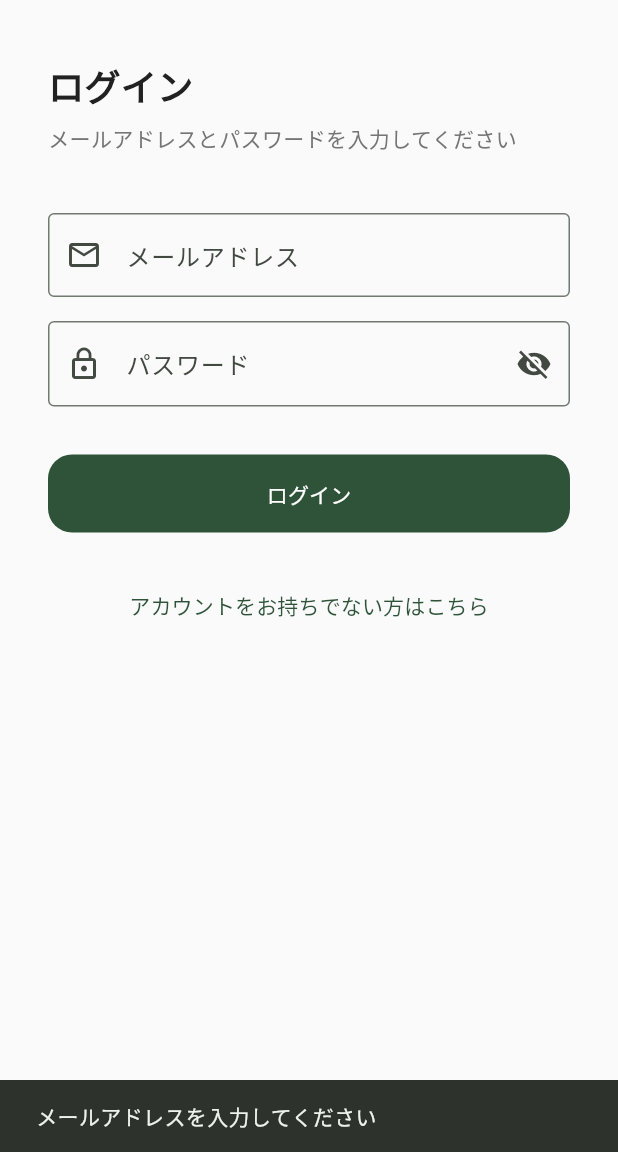
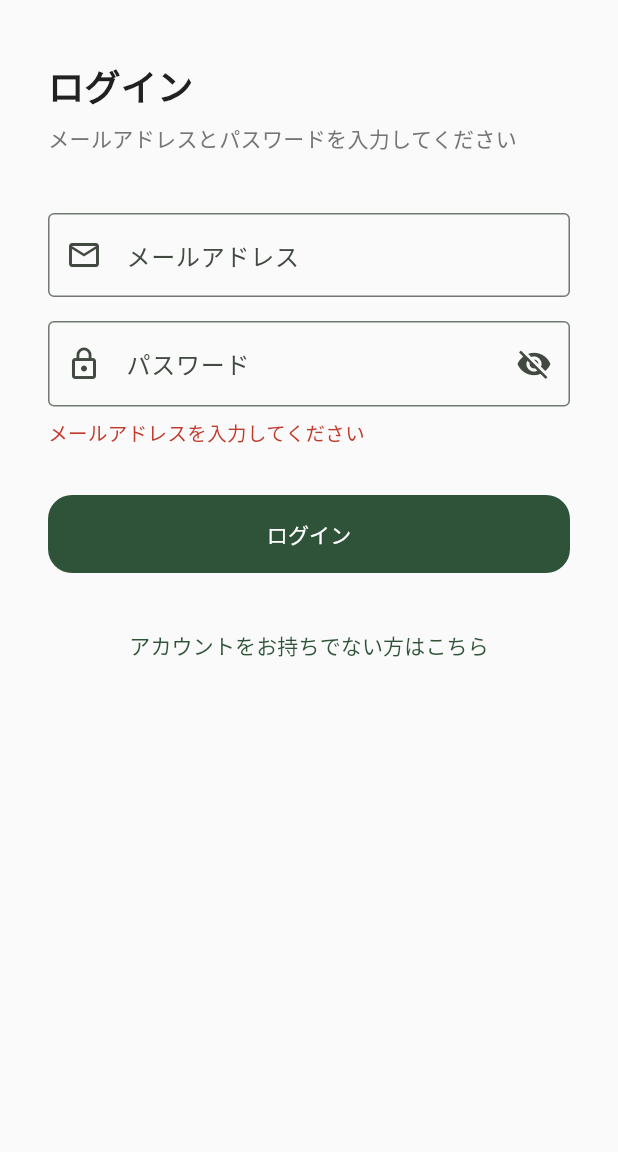
Before and after one commit to nakayu206/kumayokeru-app, a Flutter app: the LoginPage screen opened directly, after a tap on "ログイン", on a phone screen of 412 x 824 dp, the part 84-1236 px from its top. Run offline on Flutter 3.47's test engine with Material 3 defaults, Android fonts, the phone set to English and light mode, and no system bars; our stand-ins replace flutter_map, flutter_riverpod, flutter_secure_storage, latlong2, shared_preferences; accounts and stored records are empty; network calls fail.

Commit message:
Standardize error display: red inline text vs dialog
エラー表示をアプリ全体で統一する方針を導入。

- ErrorText(presentation/widgets/common/error_text.dart): 入力
  バリデーション等、画面内で赤文字表示するエラー
- showErrorDialog(presentation/widgets/common/error_dialog.dart):
  通信・認証エラー等、確実に気づいてもらう必要があるエラー

login_page.dartのSnackBarベースのエラー表示を上記に置き換え
(バリデーションは赤文字、kumayokeru-backendからのエラー応答は
ダイアログ)。sighting_map_page.dartの取得失敗表示もErrorTextに統一。

コード規約.md/デザイントークン.mdに使い分けの方針を明記。

Co-Authored-By: Claude Sonnet 5 <noreply@anthropic.com>

```diff
--- a/lib/presentation/pages/auth/login_page.dart
+++ b/lib/presentation/pages/auth/login_page.dart
@@ -5,12 +5,18 @@ import 'package:kumayokeru_app/core/constants/app_colors.dart';
 import 'package:kumayokeru_app/core/constants/app_sizes.dart';
 import 'package:kumayokeru_app/core/constants/app_spacing.dart';
 import 'package:kumayokeru_app/presentation/providers/auth_providers.dart';
+import 'package:kumayokeru_app/presentation/widgets/common/error_dialog.dart';
+import 'package:kumayokeru_app/presentation/widgets/common/error_text.dart';
 
 /// ログイン/新規登録画面。
 ///
 /// TekuShareのEmailAuthPageと同じメール+パスワード認証フローを踏襲する。
 /// kumayokeru-backend(JWT + bcrypt、#15)と結合済み。バックエンドはsignup時に
 /// メール確認を行わないため、新規登録に成功したら続けて自動でログインする。
+///
+/// エラー表示の使い分け(アプリ共通の方針):
+/// - 入力バリデーション(未入力・形式不正等): 画面内に赤文字で表示([ErrorText])
+/// - 通信・認証エラー(kumayokeru-backendからのエラー応答等): ダイアログで表示([showErrorDialog])
 class LoginPage extends ConsumerStatefulWidget {
   const LoginPage({super.key});
 
@@ -26,6 +32,7 @@ class _LoginPageState extends ConsumerState<LoginPage> {
   bool _isRegisterMode = false;
   bool _obscurePassword = true;
   bool _obscureConfirmPassword = true;
+  String? _validationError;
 
   @override
   void dispose() {
@@ -45,9 +52,7 @@ class _LoginPageState extends ConsumerState<LoginPage> {
       }
       if (next.errorMessage != null &&
           next.errorMessage != previous?.errorMessage) {
-        ScaffoldMessenger.of(
-          context,
-        ).showSnackBar(SnackBar(content: Text(next.errorMessage!)));
+        showErrorDialog(context, next.errorMessage!);
       }
     });
 
@@ -161,6 +166,7 @@ class _LoginPageState extends ConsumerState<LoginPage> {
               onSubmitted: (_) => _submit(),
             ),
           ],
+          if (_validationError != null) ErrorText(_validationError!),
           const SizedBox(height: AppSpacing.x3l),
           SizedBox(
             height: AppSizes.buttonHeight,
@@ -201,6 +207,7 @@ class _LoginPageState extends ConsumerState<LoginPage> {
   void _toggleMode() {
     setState(() {
       _isRegisterMode = !_isRegisterMode;
+      _validationError = null;
       _emailController.clear();
       _passwordController.clear();
       _confirmPasswordController.clear();
@@ -212,17 +219,23 @@ class _LoginPageState extends ConsumerState<LoginPage> {
     final email = _emailController.text.trim();
     final password = _passwordController.text;
 
-    if (email.isEmpty) return _showSnack('メールアドレスを入力してください');
-    if (!_isValidEmail(email)) return _showSnack('メールアドレスの形式が正しくありません');
-    if (password.isEmpty) return _showSnack('パスワードを入力してください');
-    if (password.length < 8) return _showSnack('パスワードは8文字以上で入力してください');
+    if (email.isEmpty) return _setValidationError('メールアドレスを入力してください');
+    if (!_isValidEmail(email)) {
+      return _setValidationError('メールアドレスの形式が正しくありません');
+    }
+    if (password.isEmpty) return _setValidationError('パスワードを入力してください');
+    if (password.length < 8) {
+      return _setValidationError('パスワードは8文字以上で入力してください');
+    }
 
     if (_isRegisterMode) {
       if (password != _confirmPasswordController.text) {
-        return _showSnack('パスワードが一致しません');
+        return _setValidationError('パスワードが一致しません');
       }
+      setState(() => _validationError = null);
       ref.read(authProvider.notifier).signUp(email, password);
     } else {
+      setState(() => _validationError = null);
       ref.read(authProvider.notifier).login(email, password);
     }
   }
@@ -230,9 +243,7 @@ class _LoginPageState extends ConsumerState<LoginPage> {
   bool _isValidEmail(String email) =>
       RegExp(r'^[^@\s]+@[^@\s]+\.[^@\s]+$').hasMatch(email);
 
-  void _showSnack(String message) {
-    ScaffoldMessenger.of(
-      context,
-    ).showSnackBar(SnackBar(content: Text(message)));
+  void _setValidationError(String message) {
+    setState(() => _validationError = message);
   }
 }
--- a/lib/presentation/pages/sighting_map/sighting_map_page.dart
+++ b/lib/presentation/pages/sighting_map/sighting_map_page.dart
@@ -9,6 +9,7 @@ import 'package:kumayokeru_app/core/constants/app_spacing.dart';
 import 'package:kumayokeru_app/core/constants/map_constants.dart';
 import 'package:kumayokeru_app/domain/entities/sighting.dart';
 import 'package:kumayokeru_app/presentation/providers/sighting_providers.dart';
+import 'package:kumayokeru_app/presentation/widgets/common/error_text.dart';
 
 /// 出没情報マップ画面(仕様書セクション12 ②)。
 ///
@@ -97,10 +98,9 @@ class SightingMapPage extends ConsumerWidget {
               child: sightingsAsync.when(
                 loading: () => const Center(child: CircularProgressIndicator()),
                 error: (error, _) => Center(
-                  child: Text(
+                  child: ErrorText(
                     '出没情報の取得に失敗しました\n$error',
                     textAlign: TextAlign.center,
-                    style: TextStyle(color: AppColors.textSecondary),
                   ),
                 ),
                 data: (sightings) => ListView(
--- /dev/null
+++ b/lib/presentation/widgets/common/error_text.dart
@@ -0,0 +1,25 @@
+import 'package:flutter/material.dart';
+
+import 'package:kumayokeru_app/core/constants/app_colors.dart';
+import 'package:kumayokeru_app/core/constants/app_sizes.dart';
+import 'package:kumayokeru_app/core/constants/app_spacing.dart';
+
+/// アプリ全体で共通のエラー表示(赤文字)。バリデーションエラー・通信エラーなどで使う。
+class ErrorText extends StatelessWidget {
+  const ErrorText(this.message, {super.key, this.textAlign});
+
+  final String message;
+  final TextAlign? textAlign;
+
+  @override
+  Widget build(BuildContext context) {
+    return Padding(
+      padding: const EdgeInsets.only(top: AppSpacing.sm),
+      child: Text(
+        message,
+        textAlign: textAlign,
+        style: TextStyle(color: AppColors.danger, fontSize: AppSizes.fontSm),
+      ),
+    );
+  }
+}
```
Also changed, not shown: lib/presentation/widgets/common/error_dialog.dart (added, +22 -0 lines), 2 other files.
